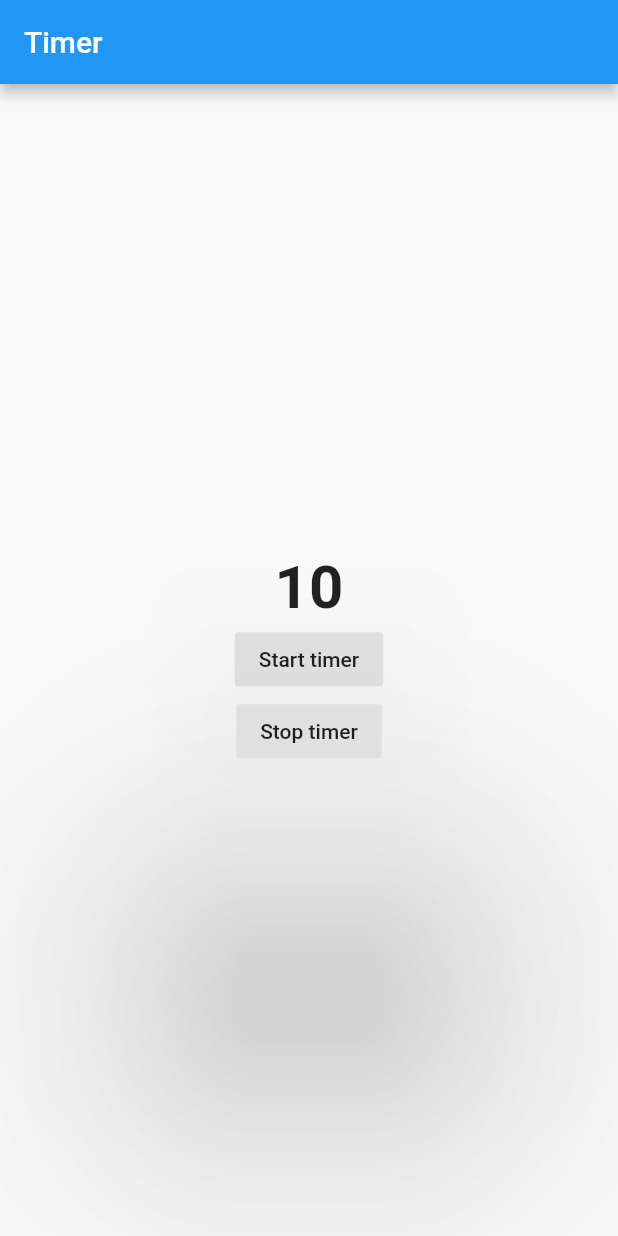
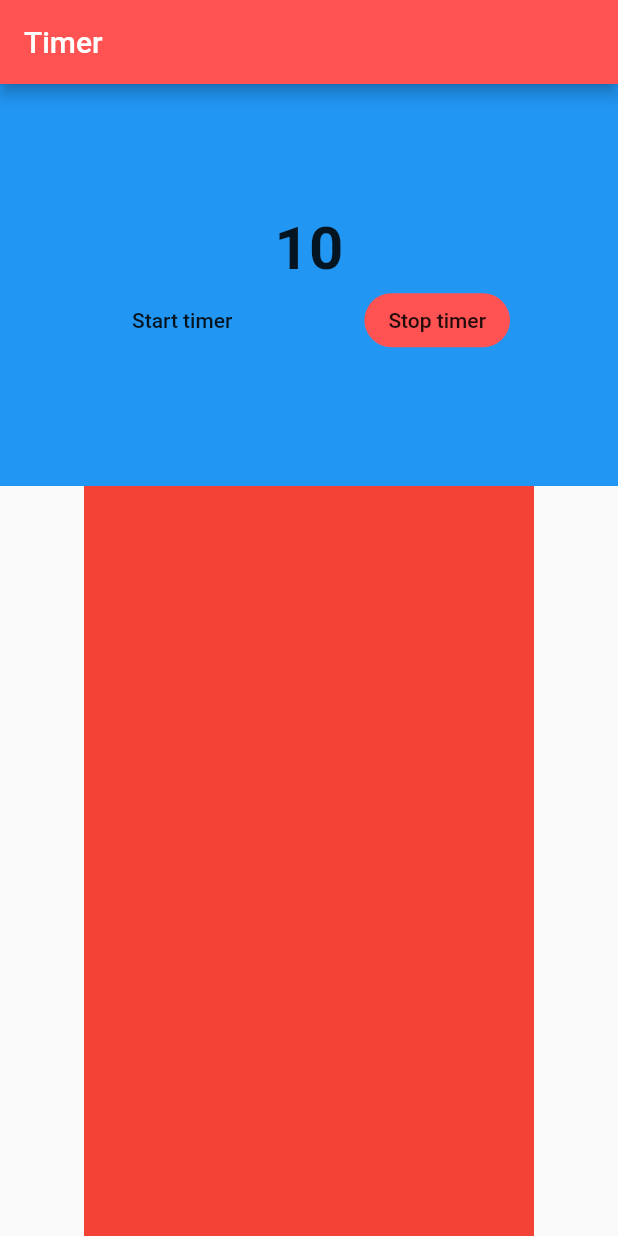
Before and after one commit to imukeshsoni/timer, a Flutter app: the screen it shows after launch, on a phone screen of 412 x 824 dp. Run offline on Flutter 3.47's test engine with Material 2 defaults, Android fonts, the phone set to English and light mode, and no system bars.

Commit message:
Laps counter widget

```diff
--- a/lib/main.dart
+++ b/lib/main.dart
@@ -1,18 +1,21 @@
 import 'package:flutter/material.dart';
 import 'dart:async';
+
+import 'package:timer/widgets/laps_widget.dart';
 
 void main() {
   runApp(MyApp());
 }
 
 class MyApp extends StatelessWidget {
-
   @override
   Widget build(BuildContext context) {
     return MaterialApp(
       title: 'Flutter Demo',
       theme: ThemeData(
         visualDensity: VisualDensity.adaptivePlatformDensity,
+        primaryColor: Colors.redAccent,
+        accentColor: Colors.yellowAccent,
       ),
       home: MyHomePage(title: 'Timer'),
     );
@@ -34,17 +37,18 @@ class _MyHomePageState extends State<MyHomePage> {
     const oneSec = Duration(seconds: 1);
     _timer = new Timer.periodic(oneSec, (Timer timer) {
       setState(() {
-          if(_counter <= 0) {
+        if (_counter <= 0) {
           _timer.cancel();
-          }else   _counter--;
+        } else
+          _counter--;
       });
-
     });
   }
 
-  void _stopTimer(){
+  void _stopTimer() {
     _timer.cancel();
   }
+
   @override
   void dispose() {
     super.dispose();
@@ -61,6 +65,12 @@ class _MyHomePageState extends State<MyHomePage> {
         child: Column(
           mainAxisAlignment: MainAxisAlignment.center,
           children: <Widget>[
+            Expanded(
+              child: Container(
+                  color: Colors.blue,
+                  child: Column(
+                    mainAxisAlignment: MainAxisAlignment.center,
+                    children: [
                       Text(
                         '$_counter',
                         style: TextStyle(
@@ -68,20 +78,36 @@ class _MyHomePageState extends State<MyHomePage> {
                           fontSize: 40,
                         ),
                       ),
-            RaisedButton(
+                      Row(
+                        mainAxisAlignment: MainAxisAlignment.spaceEvenly,
+                        children: [
+                          FlatButton(
+                            child: const Text("Start timer"),
                             onPressed: () {
-                if(_timer != null) _timer.cancel();
+                              if (_timer != null) _timer.cancel();
                               _counter = 10;
                               _startTimer();
                             },
-              elevation: 100,
-              child: const Text("Start timer"),
+                            shape: RoundedRectangleBorder(
+                              borderRadius: BorderRadius.circular(100.0),
                             ),
-            RaisedButton(
+
+                          ),
+                          FlatButton(
+                            color: Theme.of(context).primaryColor,
+
+                            child: const Text("Stop timer"),
                             onPressed: () => _stopTimer(),
-              elevation: 100,
-              child: Text("Stop timer"),
-            )
+                            shape: RoundedRectangleBorder(
+                              borderRadius: BorderRadius.circular(100.0),
+                            ),
+                          ),
+                        ],
+                      ),
+                    ],
+                  )),
+            ),
+            ListLaps()
           ],
         ),
       ),
--- /dev/null
+++ b/lib/widgets/laps_widget.dart
@@ -0,0 +1,17 @@
+import 'package:flutter/material.dart';
+
+class ListLaps extends StatelessWidget {
+  @override
+  Widget build(BuildContext context) {
+    return Container(
+      height: 500,
+      width: 300,
+      color: Colors.red,
+      child: Column(
+        children: [
+
+        ],
+      ),
+    );
+  }
+}
```
Lines whose indentation alone changed are shown as unchanged.
